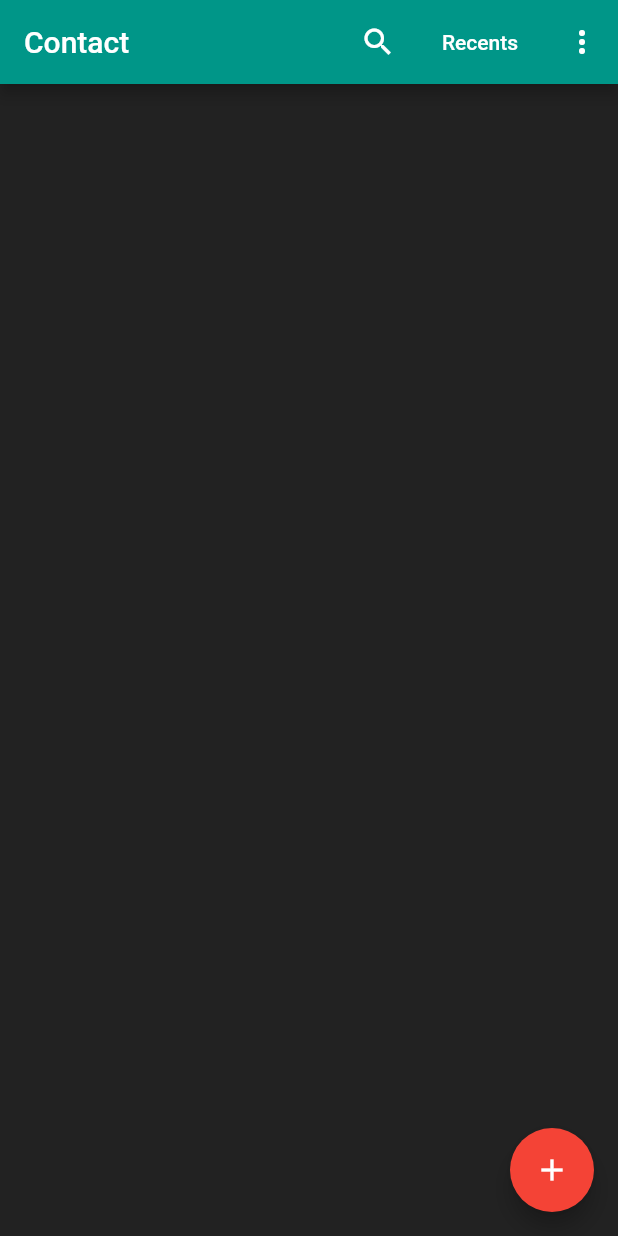
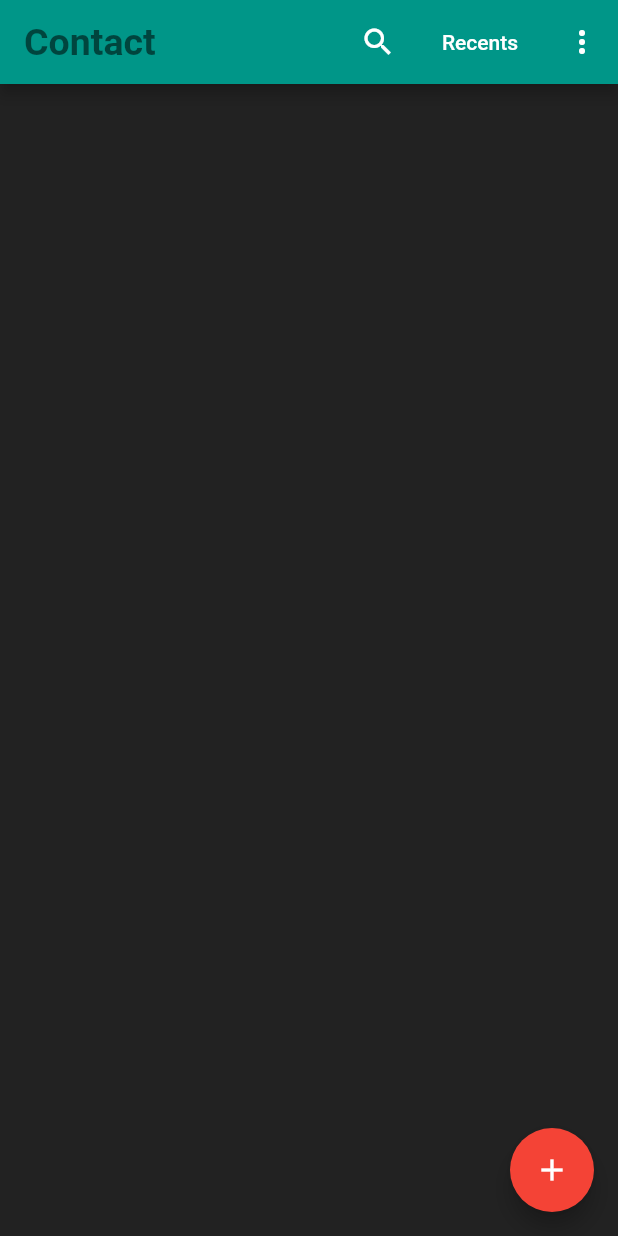
Before and after one commit to Akshitchovatiya20/contact, a Flutter app: the screen it shows after launch, on a phone screen of 412 x 824 dp. Run offline on Flutter 3.47's test engine with Material 2 defaults, Android fonts, the phone set to English and light mode, and no system bars; our stand-ins replace contacts_service, google_fonts, image_picker, share; Roboto replaces fonts that are missing (rr).

Commit message:
16/07/22 /in evning

```diff
--- a/lib/main.dart
+++ b/lib/main.dart
@@ -2,12 +2,12 @@ import 'dart:async';
 
 import 'package:contact/screen/home/view/Details.dart';
 import 'package:contact/screen/home/view/Home.dart';
+import 'package:contact/screen/home/view/Model.dart';
 import 'package:flutter/material.dart';
 import 'package:flutter/services.dart';
 
 bool themeData = true;
 StreamController<bool>data = StreamController();
-
 void main()
 {
   SystemChrome.setSystemUIOverlayStyle(SystemUiOverlayStyle(
--- a/lib/screen/home/view/Details.dart
+++ b/lib/screen/home/view/Details.dart
@@ -45,7 +45,7 @@ class _detailState extends State<detail> {
                   height: 100,
                   width: 100,
                   child: CircleAvatar(
-                    backgroundImage: FileImage(File(m2.f1.toString())),
+                  //  backgroundImage: FileImage(m2.),
                   ),
                 ),
               ),
--- a/lib/screen/home/view/Home.dart
+++ b/lib/screen/home/view/Home.dart
@@ -6,6 +6,8 @@ import 'package:flutter/material.dart';
 import 'package:flutter/services.dart';
 import 'package:google_fonts/google_fonts.dart';
 import 'package:image_picker/image_picker.dart';
+
+import '../../../utils/constant/componets/textStyle.dart';
 
 class home extends StatefulWidget {
   const home({Key? key}) : super(key: key);
@@ -16,6 +18,7 @@ class home extends StatefulWidget {
 
 class _homeState extends State<home> {
   List<String> name = [];
+  List<String> gmail = [];
   List<String> no = [];
   List<String> img = [];
 
@@ -36,7 +39,7 @@ class _homeState extends State<home> {
           onPressed: () {
             showDialog(
                 context: context,
-                builder: (context){
+                builder: (context) {
                   return AlertDialog(
                     backgroundColor: Colors.brown,
                     content: Container(
@@ -44,14 +47,17 @@ class _homeState extends State<home> {
                       //width: 260,
                       child: SingleChildScrollView(
                         child: Column(
-                          children : [
+                          children: [
                             GestureDetector(
-                              onTap: ()async{
+                              onTap: () async {
                                 ImagePicker img = ImagePicker();
-                                XFile? f2  = await img.pickImage(source: ImageSource.gallery);
-                                setState((){
+                                XFile? f2 = await img.pickImage(
+                                    source: ImageSource.gallery);
+                                setState(
+                                  () {
                                     f1 = File(f2!.path);
-                                },);
+                                  },
+                                );
                               },
                               child: Container(
                                 height: 100,
@@ -68,17 +74,24 @@ class _homeState extends State<home> {
                               decoration: InputDecoration(
                                 enabledBorder: new OutlineInputBorder(
                                   borderRadius: new BorderRadius.circular(20),
-                                borderSide:  BorderSide(color: Colors.pinkAccent ),
-
+                                  borderSide:
+                                      BorderSide(color: Colors.pinkAccent),
                                 ),
                                 focusedBorder: new OutlineInputBorder(
                                   borderRadius: new BorderRadius.circular(20),
-                                borderSide:  BorderSide(color: Colors.pinkAccent),
+                                  borderSide:
+                                      BorderSide(color: Colors.pinkAccent),
                                 ),
-                              prefixIcon: Icon(Icons.person_outline_outlined,color: Colors.green,),
+                                prefixIcon: Icon(
+                                  Icons.person_outline_outlined,
+                                  color: Colors.green,
+                                ),
                                 hintText: "Enter Name",
-                              hintStyle: TextStyle(color: Colors.white,),
-                              floatingLabelAlignment: FloatingLabelAlignment.start,
+                                hintStyle: TextStyle(
+                                  color: Colors.white,
+                                ),
+                                floatingLabelAlignment:
+                                    FloatingLabelAlignment.start,
                               ),
                             ),
                             H(12),
@@ -88,18 +101,24 @@ class _homeState extends State<home> {
                               decoration: InputDecoration(
                                 enabledBorder: new OutlineInputBorder(
                                   borderRadius: new BorderRadius.circular(20),
-                                borderSide:  BorderSide(color: Colors.pinkAccent ),
-
+                                  borderSide:
+                                      BorderSide(color: Colors.pinkAccent),
                                 ),
                                 focusedBorder: new OutlineInputBorder(
                                   borderRadius: new BorderRadius.circular(20),
-                                borderSide:  BorderSide(color: Colors.pinkAccent ),
-
+                                  borderSide:
+                                      BorderSide(color: Colors.pinkAccent),
                                 ),
-                              prefixIcon: Icon(Icons.call,color: Colors.green,),
+                                prefixIcon: Icon(
+                                  Icons.call,
+                                  color: Colors.green,
+                                ),
                                 hintText: "Enter Your Mobile",
-                              hintStyle: TextStyle(color: Colors.white,),
-                              floatingLabelAlignment: FloatingLabelAlignment.start,
+                                hintStyle: TextStyle(
+                                  color: Colors.white,
+                                ),
+                                floatingLabelAlignment:
+                                    FloatingLabelAlignment.start,
                               ),
                               maxLength: 10,
                               keyboardType: TextInputType.number,
@@ -107,21 +126,22 @@ class _homeState extends State<home> {
                                 FilteringTextInputFormatter.digitsOnly,
                               ],
                             ),
-                            ElevatedButton(onPressed: (){
-                              setState((){
+                            ElevatedButton(
+                                onPressed: () {
+                                  setState(() {
                                     next();
                                   });
                                   // txtname.clear();
                                   // txtno.clear();
                                   Navigator.pop(context);
-                            }, child: Text("Add")),
+                                },
+                                child: Text("Add")),
                           ],
                         ),
                       ),
                     ),
                   );
-                }
-            );
+                });
           },
           backgroundColor: Colors.red,
           child: const Icon(Icons.add),
@@ -131,7 +151,7 @@ class _homeState extends State<home> {
           backgroundColor: Colors.teal,
           title: Text(
             "Contact",
-            style: GoogleFonts.robotoFlex(),
+            style: roboto,
           ),
           actions: [
             IconButton(
@@ -170,20 +190,20 @@ class _homeState extends State<home> {
         body: Center(
           child: Column(
             children: <Widget>[
-              GestureDetector(
-                onTap: (){
-                  Modal m1 = Modal(name: txtname.text,gmail: txtemail.text,no: txtno.text,f1: f1.path);
-                  Navigator.pushNamed(context, 'det',arguments: m1);
-                },
-                child: ListView.builder(
+              ListView.builder(
                 padding: const EdgeInsets.all(8),
                 physics: ClampingScrollPhysics(),
                 itemCount: name.length,
                 shrinkWrap: true,
-                  itemBuilder: (context,index)
-                  {
-                  return
-                   Container(
+                itemBuilder: (context, index) {
+                  return GestureDetector(
+                    onTap: () {
+                      Modal m1 = Modal(
+                         name: name[index],no: no[index],f1: f1,img: f1.path
+                      );
+                      Navigator.pushNamed(context, 'det',arguments: m1);
+                    },
+                    child: Container(
                       height: 60,
                       decoration: BoxDecoration(
                         borderRadius: BorderRadius.circular(10),
@@ -197,58 +217,32 @@ class _homeState extends State<home> {
                               height: 45,
                               width: 45,
                               child: CircleAvatar(
-                               backgroundImage: FileImage(f1),
+                                backgroundImage: AssetImage(f1.path),
                               ),
                             ),
                             W(15),
-                           Text("${name[index]}",style: TextStyle(color: Colors.white,fontSize: 25),),
+                            Text(
+                              "${name[index]}",
+                              style:
+                                  TextStyle(color: Colors.white, fontSize: 25),
+                            ),
                           ],
                         ),
                       ),
+                    ),
                   );
-                },),
+                },
               ),
-              // Align(
-              //   alignment: Alignment.topCenter,
-              //   child: Container(
-              //       alignment: Alignment.center,
-              //       padding: EdgeInsets.only(top: 40),
-              //       height: 100,
-              //       width: 100,
-              //       child: FloatingActionButton(
-              //         onPressed: () {
-              //           String number =
-              //               "tel: +918596754785";
-              //           launchUrl(Uri.parse(number));
-              //         },
-              //         child: Icon(Icons.call),
-              //         backgroundColor: Colors.green,
-              //       )),
-              // ),
-              // Container(
-              //     alignment: Alignment.center,
-              //     height: 50,
-              //     width: 50,
-              //     child: FloatingActionButton(
-              //       onPressed: () {
-              //         String number =
-              //             "sms: +915547859652";
-              //         launchUrl(Uri.parse(number));
-              //       },
-              //       child: Icon(Icons.sms),
-              //       backgroundColor: Colors.amber,
-              //     )),
             ],
           ),
         ),
       ),
     );
   }
-  void next()
-  {
+
+  void next() {
     name.insert(0, txtname.text);
     no.insert(0, txtno.text);
+    img.insert(0, f1.path);
   }
-
-  //void launchurl(Uri parse) {}
 }
--- a/lib/screen/home/view/Model.dart
+++ b/lib/screen/home/view/Model.dart
@@ -1,11 +1,11 @@
 import 'dart:io';
 
+class Modal {
+  File? f1 = File("");
+  String? name, no,img;
 
-
-class Modal{
-    File f1 = File("");
-     String?  name, no ,gmail ;
-     Modal({
-      this.name, this.no,f1, this.gmail
-   });
- }
+  Modal({this.name, this.no,
+    required this.img,
+   required this.f1
+  });
+}
--- /dev/null
+++ b/lib/utils/constant/componets/textStyle.dart
@@ -0,0 +1,8 @@
+import 'package:flutter/material.dart';
+
+TextStyle roboto = TextStyle(
+  color: Colors.black54,
+    fontSize: 25,
+  fontWeight: FontWeight.w700,
+  fontFamily: 'rr'
+);
--- a/pubspec.yaml
+++ b/pubspec.yaml
@@ -94,3 +94,7 @@ flutter:
   #
   # For details regarding fonts from package dependencies,
   # see https://flutter.dev/custom-fonts/#from-packages
+  fonts:
+    - family: rr
+      fonts:
+        - asset: assets/fonts/roboto.ttf
```
Also changed, not shown: assets/image/ak.jpg (deleted), assets/image/bc.jpg (deleted), assets/image/jb.jpg (deleted), assets/image/sc.jpg (deleted), assets/image/ua.jpg (deleted), 5 other files. Lines whose indentation alone changed are shown as unchanged.
